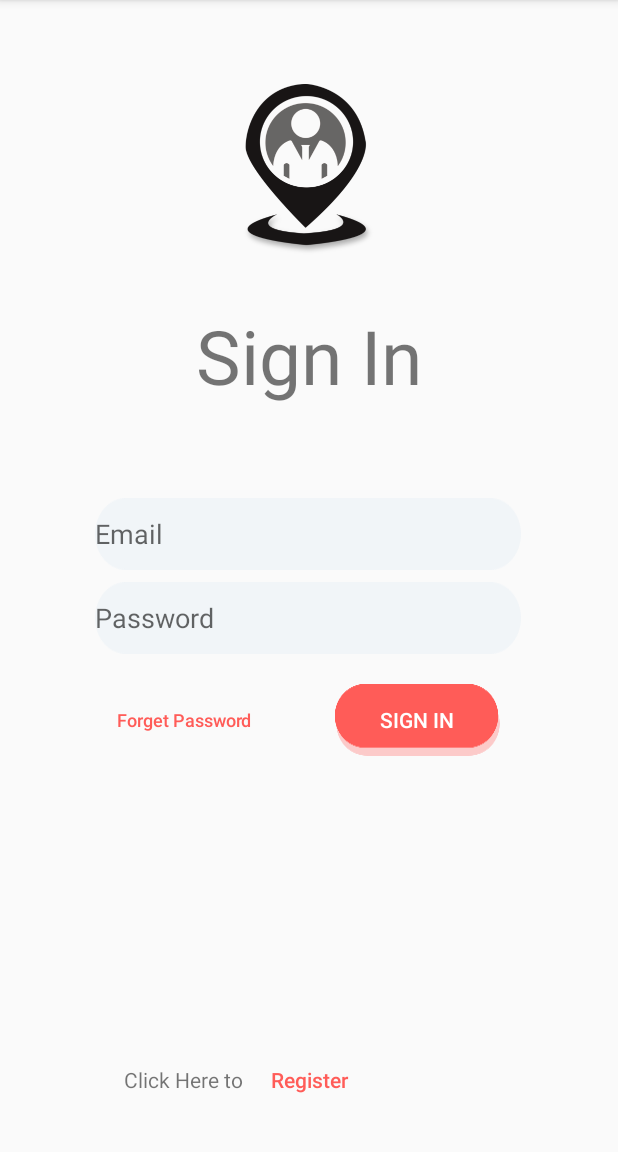
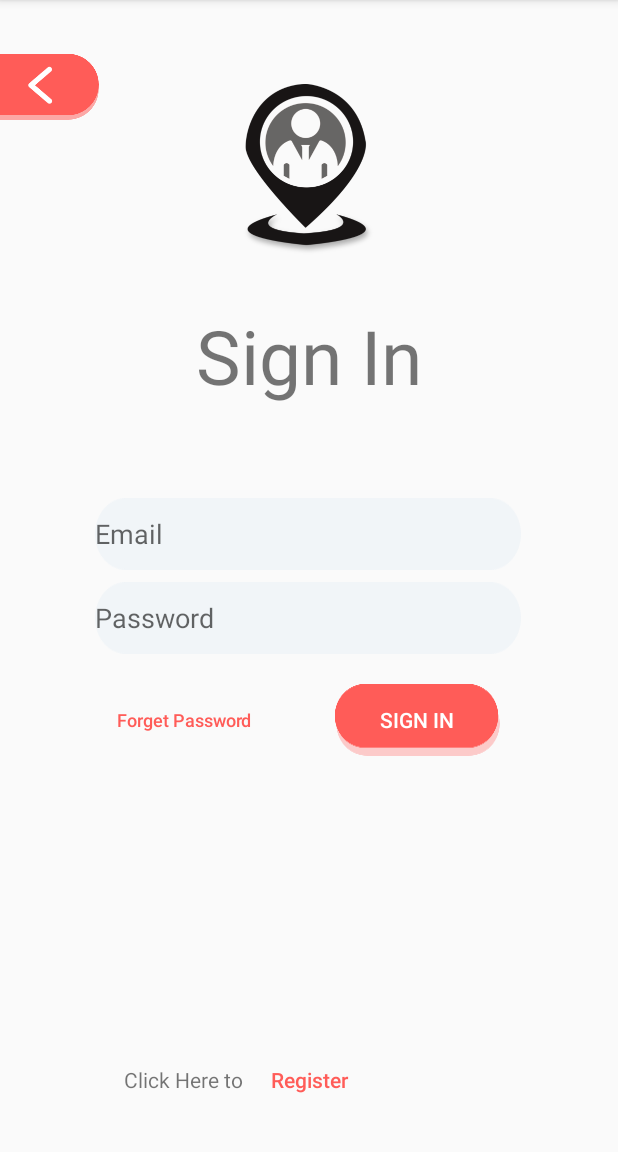
Before and after one commit to mayank-365/placeable_final, an Android app: the screen it shows after launch (MainActivity), on a phone screen of 412 x 824 dp, the part 84-1236 px from its top. Run offline under Robolectric (Android 15) with nearby library versions, the phone set to English and light mode, and no system bars.

Commit message:
backbutton included

```diff
--- a/app/src/main/res/layout/student_signin.xml
+++ b/app/src/main/res/layout/student_signin.xml
@@ -6,6 +6,16 @@
     android:layout_height="match_parent"
     tools:context=".MainActivity">
 
+    <ImageButton
+        android:layout_width="wrap_content"
+        android:layout_height="wrap_content"
+        android:background="@drawable/backbutton"
+        app:layout_constraintBottom_toBottomOf="parent"
+        app:layout_constraintStart_toStartOf="parent"
+        app:layout_constraintTop_toTopOf="parent"
+        app:layout_constraintVertical_bias="0.05">
+
+    </ImageButton>
 
     <ImageView
         android:id="@+id/logo"
```
